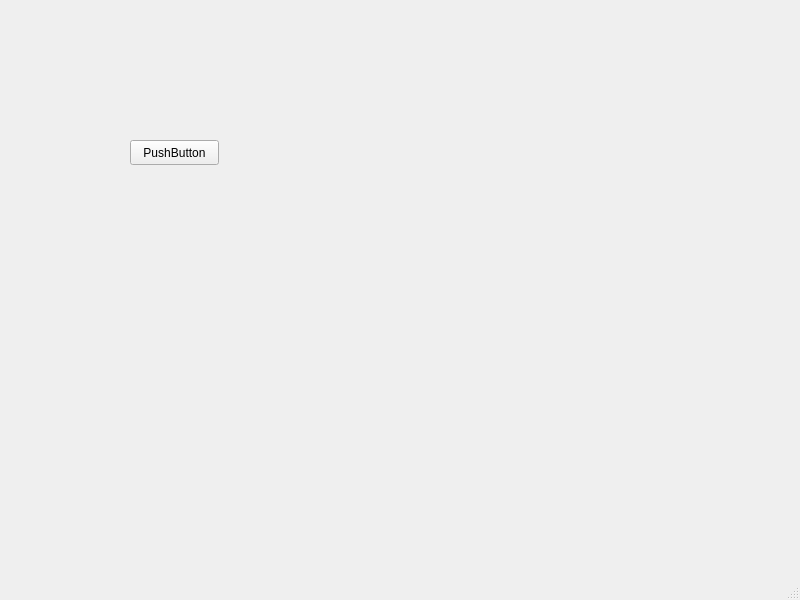
This is mainwindow.ui in mingtiancai/model3d as Qt 5 draws it before an edit. The edited form follows.
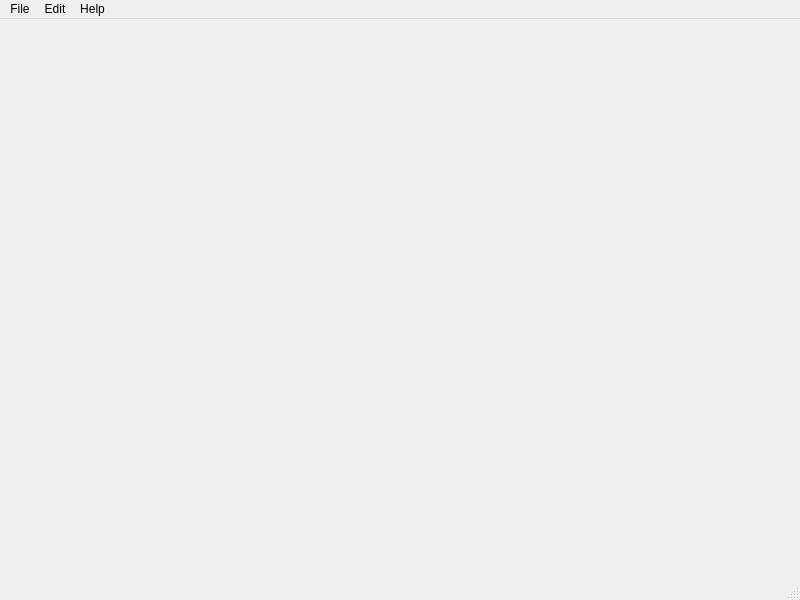
This is the edited form.

What changed in the file:
```diff
--- a/mainwindow.ui
+++ b/mainwindow.ui
@@ -13,21 +13,7 @@
   <property name="windowTitle">
    <string>MainWindow</string>
   </property>
-  <widget class="QWidget" name="centralwidget">
-   <widget class="QPushButton" name="pushButton">
-    <property name="geometry">
-     <rect>
-      <x>130</x>
-      <y>140</y>
-      <width>89</width>
-      <height>25</height>
-     </rect>
-    </property>
-    <property name="text">
-     <string>PushButton</string>
-    </property>
-   </widget>
-  </widget>
+  <widget class="QWidget" name="centralwidget"/>
   <widget class="QMenuBar" name="menubar">
    <property name="geometry">
     <rect>
@@ -37,6 +23,31 @@
      <height>22</height>
     </rect>
    </property>
+   <widget class="QMenu" name="menuFile">
+    <property name="title">
+     <string>File</string>
+    </property>
+   </widget>
+   <widget class="QMenu" name="menuEdit">
+    <property name="title">
+     <string>Edit</string>
+    </property>
+   </widget>
+   <widget class="QMenu" name="menuHelp">
+    <property name="title">
+     <string>Help</string>
+    </property>
+    <widget class="QMenu" name="menuTutorial">
+     <property name="title">
+      <string>Tutorial</string>
+     </property>
+     <addaction name="actionCylinder"/>
+    </widget>
+    <addaction name="menuTutorial"/>
+   </widget>
+   <addaction name="menuFile"/>
+   <addaction name="menuEdit"/>
+   <addaction name="menuHelp"/>
   </widget>
   <widget class="QStatusBar" name="statusbar"/>
  </widget>
```
Left out of the diff: 5 changed lines with no effect on the pictures.
